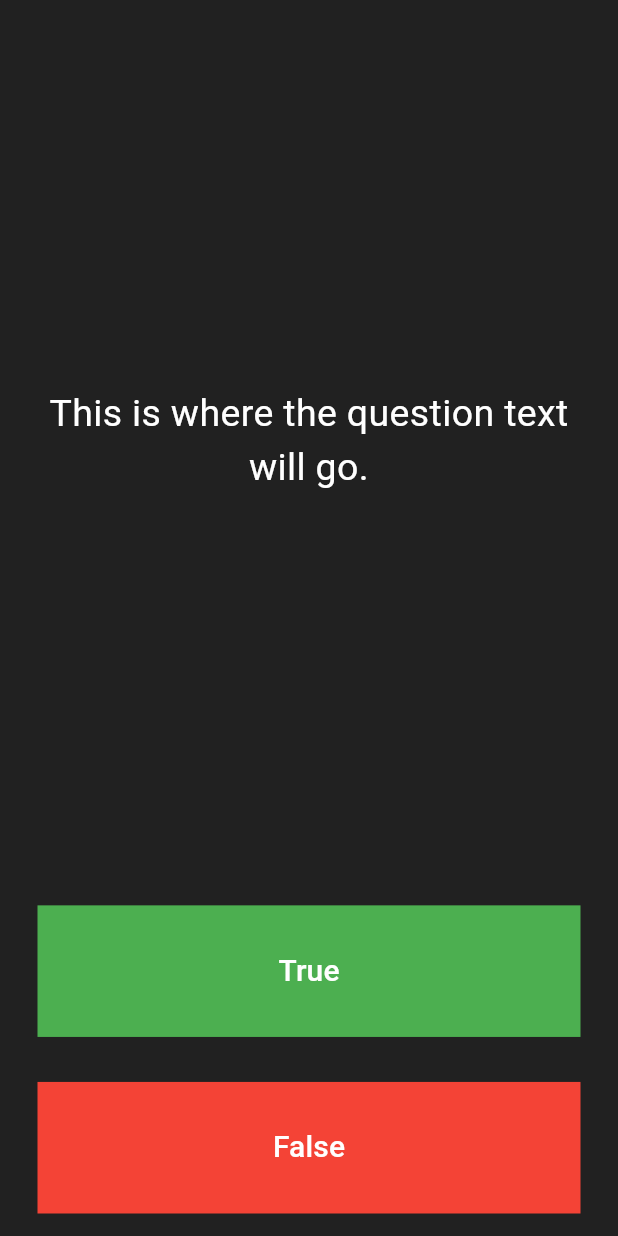
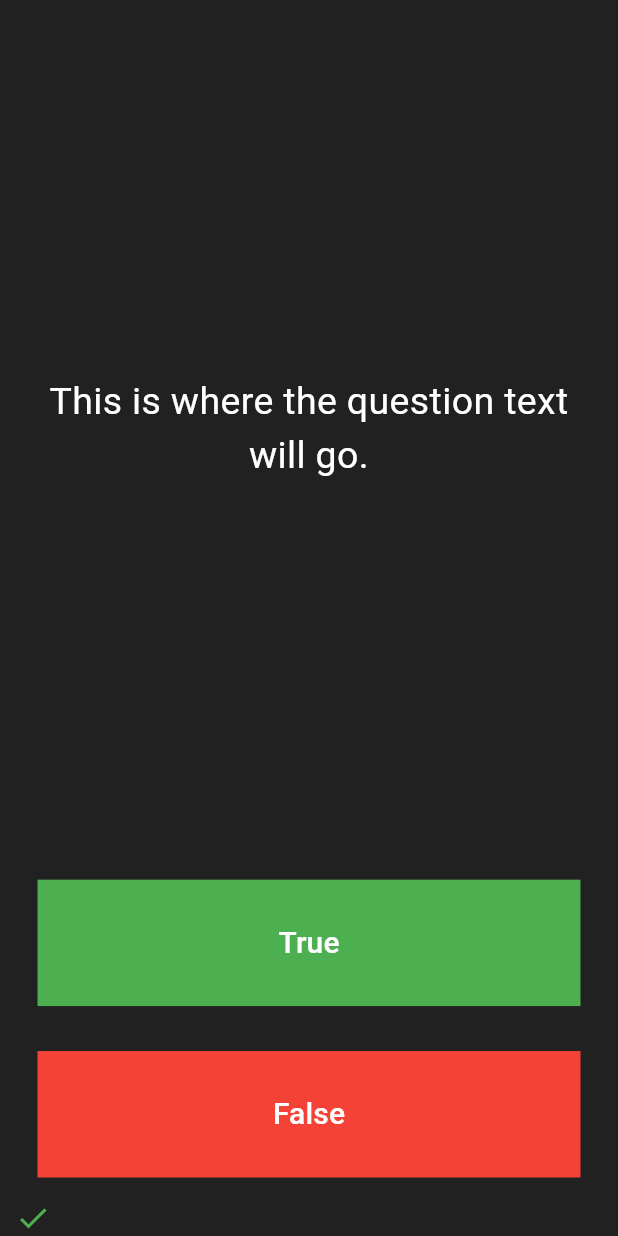
Before and after one commit to mohbscode/quizzler-flutter, a Flutter app: the screen it shows after launch, after a tap on "True", on a phone screen of 412 x 824 dp. Run offline on Flutter 3.47's test engine with Material 3 defaults, Android fonts, the phone set to English and light mode, and no system bars.

Commit message:
added row containing list of icons that updates onpress of the true or false buttons

```diff
--- a/lib/main.dart
+++ b/lib/main.dart
@@ -32,6 +32,8 @@ class QuizPage extends StatefulWidget {
 }
 
 class _QuizPageState extends State<QuizPage> {
+  List<Icon> scoreKeeper = [];
+
   @override
   Widget build(BuildContext context) {
     return Column(
@@ -59,7 +61,12 @@ class _QuizPageState extends State<QuizPage> {
             padding: const EdgeInsets.all(15.0),
             child: TextButton(
               onPressed: () {
-                null;
+                setState(() {
+                  scoreKeeper.add(const Icon(
+                    Icons.check,
+                    color: Colors.green,
+                  ));
+                });
               },
               style: ButtonStyle(
                 backgroundColor: WidgetStateProperty.all(Colors.green),
@@ -84,7 +91,12 @@ class _QuizPageState extends State<QuizPage> {
             padding: const EdgeInsets.all(15.0),
             child: TextButton(
               onPressed: () {
-                null;
+                setState(() {
+                  scoreKeeper.add(const Icon(
+                    Icons.close,
+                    color: Colors.red,
+                  ));
+                });
               },
               style: ButtonStyle(
                 backgroundColor: WidgetStateProperty.all(Colors.red),
@@ -104,7 +116,17 @@ class _QuizPageState extends State<QuizPage> {
             ),
           ),
         ),
+        //TODO: Add a Row here as your score keeper
+        Row(
+          children: scoreKeeper,
+        )
       ],
     );
   }
 }
+
+/*
+question1: 'You can lead a cow down stairs but not up stairs.', false,
+question2: 'Approximately one quarter of human bones are in the feet.', true,
+question3: 'A slug\'s blood is green.', true,
+*/
```
